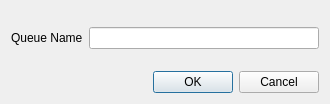
Old version of the form libs/delilah/gui/forms/NewTXTQueueDlg.ui in the repository telefonicaid/fiware-cosmos-platform.
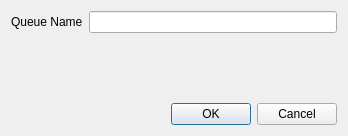
New version of the form.

Commit message: draft of creating TXT Queue

Patch:
```diff
--- a/libs/delilah/gui/forms/NewTXTQueueDlg.ui
+++ b/libs/delilah/gui/forms/NewTXTQueueDlg.ui
@@ -6,27 +6,14 @@
    <rect>
     <x>0</x>
     <y>0</y>
-    <width>330</width>
-    <height>104</height>
+    <width>348</width>
+    <height>136</height>
    </rect>
   </property>
   <property name="windowTitle">
    <string>NewTXTQueueDlg</string>
   </property>
-  <layout class="QVBoxLayout" name="verticalLayout_2">
-   <item>
-    <spacer name="lowerSpacer">
-     <property name="orientation">
-      <enum>Qt::Vertical</enum>
-     </property>
-     <property name="sizeHint" stdset="0">
-      <size>
-       <width>20</width>
-       <height>40</height>
-      </size>
-     </property>
-    </spacer>
-   </item>
+  <layout class="QVBoxLayout" name="verticalLayout_2" stretch="0,1,0">
    <item>
     <layout class="QHBoxLayout" name="nameLayout">
      <item>
@@ -42,17 +29,28 @@
     </layout>
    </item>
    <item>
-    <spacer name="upperSpacer">
-     <property name="orientation">
-      <enum>Qt::Vertical</enum>
-     </property>
-     <property name="sizeHint" stdset="0">
-      <size>
-       <width>20</width>
-       <height>40</height>
-      </size>
-     </property>
-    </spacer>
+    <layout class="QHBoxLayout" name="errorLayout" stretch="0,1">
+     <item>
+      <widget class="QLabel" name="errorPixmapLabel">
+       <property name="text">
+        <string/>
+       </property>
+      </widget>
+     </item>
+     <item>
+      <widget class="QLabel" name="errorLabel">
+       <property name="layoutDirection">
+        <enum>Qt::LeftToRight</enum>
+       </property>
+       <property name="text">
+        <string/>
+       </property>
+       <property name="textFormat">
+        <enum>Qt::RichText</enum>
+       </property>
+      </widget>
+     </item>
+    </layout>
    </item>
    <item>
     <widget class="QDialogButtonBox" name="buttonBox">
```
Left out of the diff: 4 changed lines with no effect on the pictures. The commit also changes 6 other files.
